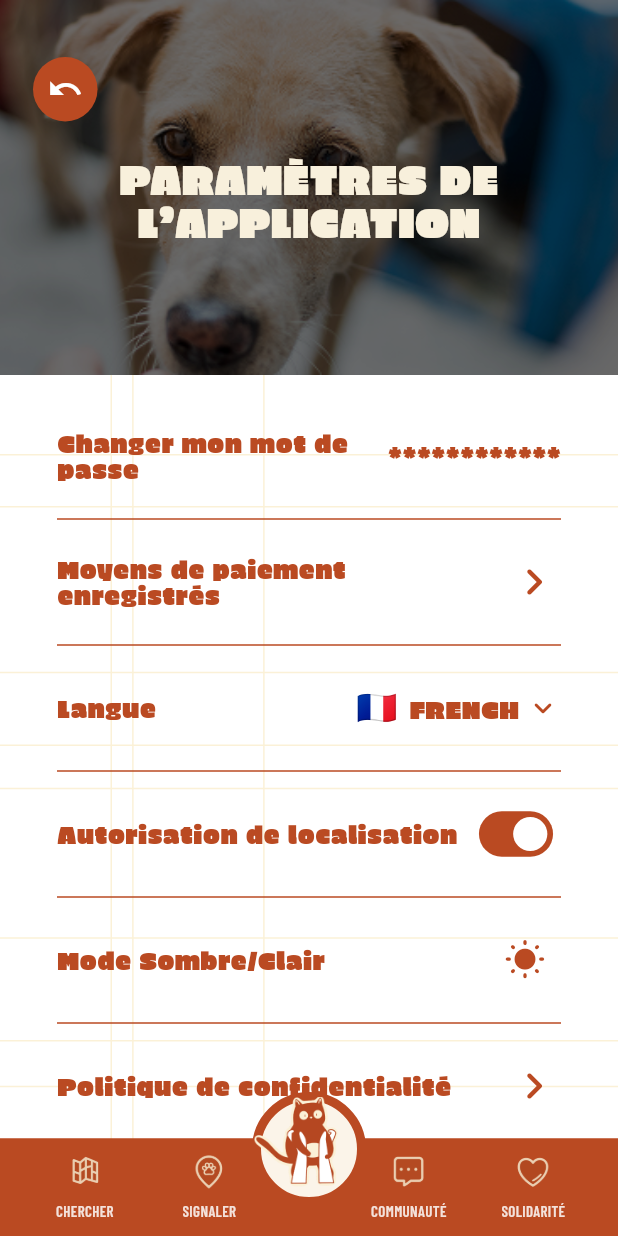
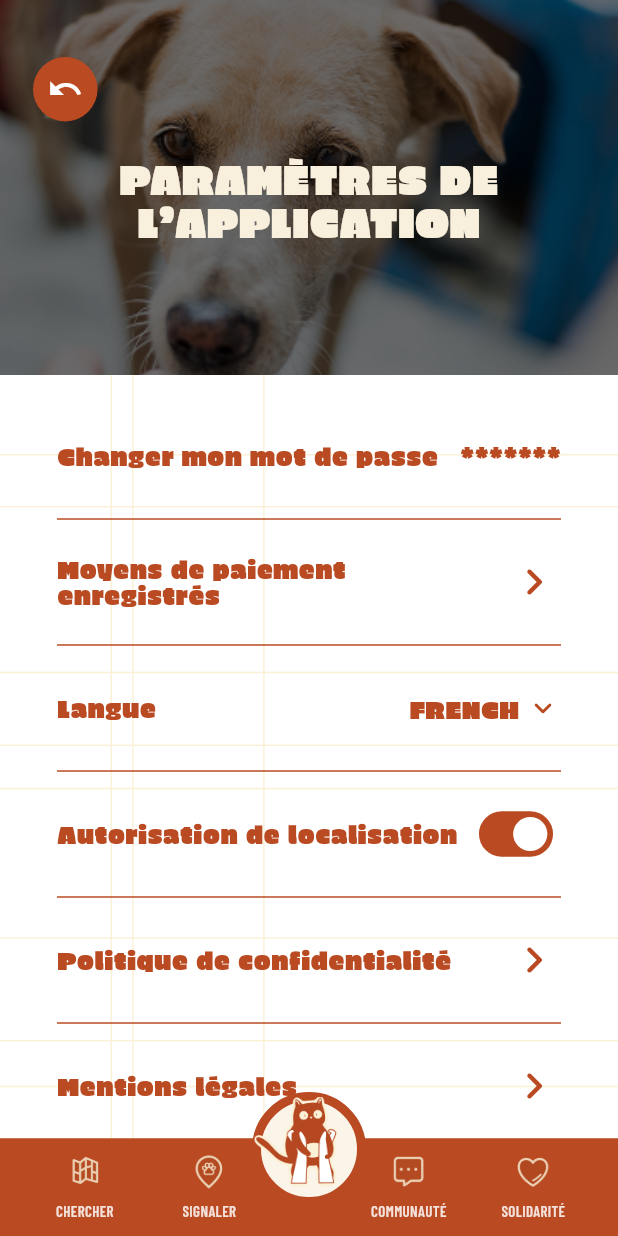
Before and after one commit to H-Yeasin/findanimalApp, a Flutter app: the ProfileSettingsScreen screen opened by its route, on a phone screen of 412 x 824 dp. Run offline on Flutter 3.47's test engine with Material 3 defaults, Android fonts, the phone set to English and light mode, and no system bars; our stand-ins replace app_links, cached_network_image, dio, file_picker, firebase_core, firebase_messaging and 15 more; accounts and stored records are empty; generated files the repository leaves out were written again; network calls fail.

Commit message:
implement OTP verification screen and add core environment configurations and localization support.

```diff
--- a/lib/core/config/env.dart
+++ b/lib/core/config/env.dart
@@ -3,9 +3,9 @@ class Env {
 
   static const String apiBaseUrl = String.fromEnvironment(
     'API_BASE_URL',
-    defaultValue: 'https://api.hesteka.com/api/v1',
+    // defaultValue: 'https://api.hesteka.com/api/v1',
     // Android emulator uses 10.0.2.2 to reach the host machine.
-    // defaultValue: 'http://10.0.2.2:5000/api/v1',
+    defaultValue: 'http://10.0.2.2:5000/api/v1',
   );
 
   static const String googleMapsApiKey = String.fromEnvironment(
--- a/lib/core/localization/app_language.dart
+++ b/lib/core/localization/app_language.dart
@@ -1,12 +1,11 @@
 enum AppLanguage {
-  french('fr', 'FRENCH', 'FRANCAIS'),
-  english('en', 'ENGLISH', 'ANGLAIS');
+  french('fr', 'FRANCAIS'),
+  english('en', 'ANGLAIS');
 
-  const AppLanguage(this.code, this.labelEn, this.labelFr);
+  const AppLanguage(this.code, this.label);
 
   final String code;
-  final String labelEn;
-  final String labelFr;
+  final String label;
 
   static AppLanguage fromCode(String code) {
     return AppLanguage.values.firstWhere(
@@ -15,5 +14,5 @@ enum AppLanguage {
     );
   }
 
-  String get flag => this == AppLanguage.french ? '🇫🇷' : '🇬🇧';
+  // String get flag => this == AppLanguage.french ? '🇫🇷' : '🇬🇧';
 }
--- a/lib/core/localization/app_localizations.dart
+++ b/lib/core/localization/app_localizations.dart
@@ -80,10 +80,18 @@ class AppLocalizations {
       text('errorLoadingComments', params: {'error': error});
   String commentAs(String name) => text('commentAs', params: {'name': name});
 
+  String get selectLanguage => _text('selectLanguage');
+  String get enterYourEmailAddressToResetPassword =>
+      _text('enterYourEmailAddressToResetPassword');
+
   String get appName => _text('appName');
   String get settingsTitle => _text('settingsTitle');
   String get changePassword => _text('changePassword');
   String get registeredPaymentMethods => _text('registeredPaymentMethods');
+  String get partner => _text('partner');
+  String get partnerTitle => _text('partnerTitle');
+  String get loginAsPartner => _text('loginAsPartner');
+  String get registerAsPartner => _text('registerAsPartner');
   String get language => _text('language');
   String get darkLightMode => _text('darkLightMode');
   String get locationAuthorization => _text('locationAuthorization');
@@ -132,7 +140,6 @@ class AppLocalizations {
   String get companyNameLabel => _text('companyNameLabel');
   String get companyNameHint => _text('companyNameHint');
   String get createMyAccount => _text('createMyAccount');
-  String get registerAsPartner => _text('registerAsPartner');
   String get partnerRegisterTitle => _text('partnerRegisterTitle');
   String get partnerRegisterSuccess => _text('partnerRegisterSuccess');
   String get forgotPasswordTitle => _text('forgotPasswordTitle');
@@ -632,6 +639,10 @@ class AppLocalizations {
   String get legalContactTitle => _text('legalContactTitle');
   String get legalContactContent => _text('legalContactContent');
   String get legalContactInfo => _text('legalContactInfo');
+
+  String get a6DigitCodeHasBeenSentToYourEmail =>
+      _text('a6DigitCodeHasBeenSentToYourEmail');
+  String get resettingPasswordFor => _text('resettingPasswordFor');
 }
 
 class _AppLocalizationsDelegate
--- a/lib/core/localization/l10n/app_en.dart
+++ b/lib/core/localization/l10n/app_en.dart
@@ -1,9 +1,15 @@
 const Map<String, String> appEn = {
   'appName': 'Hesteka',
+  'selectLanguage': 'Select Language',
   'settingsTitle': 'APPLICATION\nSETTINGS',
   'changePassword': 'Change my password',
+  'enterYourEmailAddressToResetPassword':
+      'Enter your email address below and we\'ll send you a code to reset your password.',
   'registeredPaymentMethods': 'Registered payment methods',
   'language': 'Language',
+  'partner': 'HESTEKA PARTNER',
+  'partnerTitle':
+      'Join the network of professionals\ndedicated to animal welfare.',
   'darkLightMode': 'Dark/Light Mode',
   'locationAuthorization': 'Location authorization',
   'privacyPolicy': 'Privacy Policy',
@@ -52,6 +58,7 @@ const Map<String, String> appEn = {
   'companyNameHint': 'Company name',
   'createMyAccount': 'Create my account',
   'registerAsPartner': 'Register as Partner',
+  'loginAsPartner': 'PARTNER LOGIN',
   'partnerRegisterTitle': 'Register as a Partner',
   'partnerRegisterSuccess':
       'Partner registration submitted. Please wait for admin approval.',
@@ -123,7 +130,7 @@ const Map<String, String> appEn = {
   'pleaseLoginToViewReports': 'Please log in to view your reports.',
   'goToLogin': 'Go to Login',
   'couldNotLoadReports': 'Could not load reports. Please try again.',
-  'editMyReport': 'Edit my report',
+  'editMyReport': 'Edit',
   'unknownAnimal': 'UNNAMED',
   'unknownValue': 'Unknown',
   'seeOnMap': 'SEE ON MAP',
@@ -657,4 +664,8 @@ const Map<String, String> appEn = {
       'For any questions regarding these legal notices or the application, you can contact us at:',
   'legalContactInfo':
       'Email: contact@hesteka.com\nTelephone: +33 6 41 45 83 60',
+
+  'a6DigitCodeHasBeenSentToYourEmail':
+      'A 6-digit code has been sent to your email. Enter it below to continue',
+  'resettingPasswordFor': 'Resetting password for',
 };
--- a/lib/core/localization/l10n/app_fr.dart
+++ b/lib/core/localization/l10n/app_fr.dart
@@ -1,9 +1,15 @@
 const Map<String, String> appFr = {
   'appName': 'Hesteka',
+  'selectLanguage': 'Sélectionnez la langue',
   'settingsTitle': 'PARAMÈTRES DE\nL’APPLICATION',
   'changePassword': 'Changer mon mot de passe',
+  'enterYourEmailAddressToResetPassword':
+      'Entrez votre adresse e-mail ci-dessous et nous vous enverrons un code pour réinitialiser votre mot de passe.',
   'registeredPaymentMethods': 'Moyens de paiement enregistrés',
   'language': 'Langue',
+  'partner': 'PARTENAIRE HESTEKA',
+  'partnerTitle':
+      'Rejoignez le réseau de professionnels dévoués au bien-être animal.',
   'darkLightMode': 'Mode Sombre/Clair',
   'locationAuthorization': 'Autorisation de localisation',
   'privacyPolicy': 'Politique de confidentialité',
@@ -54,6 +60,7 @@ const Map<String, String> appFr = {
   'companyNameHint': 'Nom de l’entreprise',
   'createMyAccount': 'Créer mon compte',
   'registerAsPartner': 'S’inscrire en tant que Partenaire',
+  'loginAsPartner': 'PARTENAIRE LOGIN',
   'partnerRegisterTitle': 'S’inscrire en tant que Partenaire',
   'partnerRegisterSuccess':
       'Inscription partenaire envoyée. Veuillez attendre l’approbation administrateur.',
@@ -128,7 +135,7 @@ const Map<String, String> appFr = {
   'goToLogin': 'Aller à la connexion',
   'couldNotLoadReports':
       'Impossible de charger les signalements. Veuillez réessayer.',
-  'editMyReport': 'Modifier mon signalement',
+  'editMyReport': 'Modifier',
   'unknownAnimal': 'SANS NOM',
   'unknownValue': 'Inconnu',
   'seeOnMap': 'VOIR SUR LA CARTE',
@@ -157,7 +164,7 @@ const Map<String, String> appFr = {
   'pleaseLoginToViewLocalChat':
       'Veuillez vous connecter pour voir le chat local.',
   'couldNotLoadLocalChat': 'Impossible de charger le chat local.',
-  'seekViewReports': 'VOIR LES SIGNALEMENTS',
+  'seekViewReports': 'VOIR LES\nSIGNALEMENTS',
   'locationUpdated': 'Localisation mise à jour !',
   'couldNotGetLocation': 'Impossible d’obtenir la localisation.',
   'filters': 'FILTRES',
@@ -667,4 +674,8 @@ const Map<String, String> appFr = {
       'Pour toute question concernant ces mentions légales ou l\'application, vous pouvez nous contacter à :',
   'legalContactInfo':
       'E-mail : contact@hesteka.com\nTéléphone : +33 6 41 45 83 60',
+
+  'a6DigitCodeHasBeenSentToYourEmail':
+      'Un code à 6 chiffres a été envoyé à votre adresse e-mail. Veuillez le saisir ci-dessous pour continuer.',
+  'resettingPasswordFor': 'Réinitialisation du mot de passe pour',
 };
--- a/lib/features/auth/presentation/screens/forgot_password_screen.dart
+++ b/lib/features/auth/presentation/screens/forgot_password_screen.dart
@@ -92,7 +92,7 @@ class _ForgotPasswordScreenState extends ConsumerState<ForgotPasswordScreen> {
             AuthMainTitle(l10n.forgotPasswordTitle),
             const SizedBox(height: 12),
             Text(
-              'Enter your email address below and we\'ll send you a code to reset your password.',
+              l10n.enterYourEmailAddressToResetPassword,
               textAlign: TextAlign.center,
               style: AppTextStyles.body.copyWith(
                 color: AuthUiColors.brand.withValues(alpha: 0.75),
--- a/lib/features/auth/presentation/screens/reset_password_screen.dart
+++ b/lib/features/auth/presentation/screens/reset_password_screen.dart
@@ -89,7 +89,7 @@ class _ResetPasswordScreenState extends ConsumerState<ResetPasswordScreen> {
             const SizedBox(height: 12),
             if (widget.email != null && widget.email!.isNotEmpty) ...[
               Text(
-                'Resetting password for\n${widget.email}',
+                '${l10n.resettingPasswordFor}\n${widget.email}',
                 textAlign: TextAlign.center,
                 style: AppTextStyles.body.copyWith(
                   color: AuthUiColors.brand.withValues(alpha: 0.75),
--- a/lib/features/auth/presentation/screens/verify_otp_screen.dart
+++ b/lib/features/auth/presentation/screens/verify_otp_screen.dart
@@ -137,7 +137,7 @@ class _VerifyOtpScreenState extends ConsumerState<VerifyOtpScreen> {
             ),
             const SizedBox(height: 12),
             Text(
-              'A 6-digit code has been sent to your email. Enter it below to continue.',
+              l10n.a6DigitCodeHasBeenSentToYourEmail,
               textAlign: TextAlign.center,
               style: AppTextStyles.body.copyWith(
                 color: AuthUiColors.brand.withValues(alpha: 0.75),
--- a/lib/features/partner/presentation/widgets/partner_ui_kit.dart
+++ b/lib/features/partner/presentation/widgets/partner_ui_kit.dart
@@ -332,7 +332,8 @@ class PartnerSectionHeading extends StatelessWidget {
         Expanded(
           child: Text(
             text,
-            style: AppTextStyles.sectionTitle.copyWith(
+            style: AppTextStyles.caption.copyWith(
+              fontWeight: FontWeight.bold,
               color: PartnerUiColors.brand,
               fontSize: 20,
             ),
--- a/lib/features/profile/presentation/screens/add_animal_screen.dart
+++ b/lib/features/profile/presentation/screens/add_animal_screen.dart
@@ -3,6 +3,7 @@ import 'dart:io';
 import 'package:dio/dio.dart';
 import 'package:flutter/material.dart';
 import 'package:flutter_riverpod/flutter_riverpod.dart';
+import 'package:hesteka_frontend/core/theme/app_colors.dart';
 import 'package:image_picker/image_picker.dart';
 
 import 'package:hesteka_frontend/core/config/app_assets.dart';
@@ -360,12 +361,14 @@ class _AddAnimalScreenState extends ConsumerState<AddAnimalScreen> {
                       : Text(
                           widget.isEditMode ? 'UPDATE ANIMAL' : 'CREATE ANIMAL',
                           style: AppTextStyles.body.copyWith(
-                            fontFamily: 'EricaOne',
+                            color: AppColors.white,
                             fontSize: 18,
+                            fontWeight: FontWeight.bold,
                           ),
                         ),
                 ),
               ),
+              const SizedBox(height: 40),
             ],
           ),
         ),
--- a/lib/features/profile/presentation/screens/profile_settings_screen.dart
+++ b/lib/features/profile/presentation/screens/profile_settings_screen.dart
@@ -106,6 +106,7 @@ class _ProfileSettingsScreenState extends ConsumerState<ProfileSettingsScreen> {
         borderRadius: BorderRadius.vertical(top: Radius.circular(28)),
       ),
       builder: (context) {
+        final l10n = AppLocalizations.of(context);
         return Container(
           padding: const EdgeInsets.fromLTRB(28, 20, 28, 40),
           child: Column(
@@ -121,7 +122,7 @@ class _ProfileSettingsScreenState extends ConsumerState<ProfileSettingsScreen> {
               ),
               const SizedBox(height: 24),
               Text(
-                'SELECT LANGUAGE',
+                l10n.selectLanguage,
                 style: AppTextStyles.body.copyWith(
                   color: PartnerUiColors.brand,
                   fontFamily: 'EricaOne',
@@ -149,10 +150,6 @@ class _ProfileSettingsScreenState extends ConsumerState<ProfileSettingsScreen> {
                     ),
                     child: Row(
                       children: [
-                        Text(
-                          lang.flag,
-                          style: AppTextStyles.body.copyWith(fontSize: 24),
-                        ),
                         const SizedBox(width: 16),
                         Expanded(
                           child: Text(
@@ -202,19 +199,9 @@ class _ProfileSettingsScreenState extends ConsumerState<ProfileSettingsScreen> {
           children: [
             PartnerSettingsRow(
               label: l10n.changePassword,
-              value: '************',
+              value: '*******',
               onTap: () {
                 final email = currentUser?.email.trim() ?? '';
-                if (email.isEmpty) {
-                  ScaffoldMessenger.of(context).showSnackBar(
-                    const SnackBar(
-                      content: Text(
-                        'Could not find account email. Please login again.',
-                      ),
-                    ),
-                  );
-                  return;
-                }
 
                 context.push(
                   '${RouteNames.forgotPassword}?email=${Uri.encodeComponent(email)}&lockEmail=1',
@@ -240,10 +227,6 @@ class _ProfileSettingsScreenState extends ConsumerState<ProfileSettingsScreen> {
                 child: Row(
                   mainAxisSize: MainAxisSize.min,
                   children: [
-                    Text(
-                      currentLanguage.flag,
-                      style: AppTextStyles.body.copyWith(fontSize: 22),
-                    ),
                     const SizedBox(width: 8),
                     Text(
                       currentLanguage.name.toUpperCase(),
@@ -271,20 +254,20 @@ class _ProfileSettingsScreenState extends ConsumerState<ProfileSettingsScreen> {
                 onChanged: _onLocationToggleChanged,
               ),
             ),
-            const Divider(color: PartnerUiColors.brand),
-            PartnerSettingsRow(
-              label: l10n.darkLightMode,
-              trailing: IconButton(
-                onPressed: () {
-                  // TODO: Implement theme toggle
-                },
-                icon: const Icon(
-                  Icons.wb_sunny_rounded,
-                  color: PartnerUiColors.brand,
-                  size: 28,
-                ),
-              ),
-            ),
+            // const Divider(color: PartnerUiColors.brand),
+            // PartnerSettingsRow(
+            //   label: l10n.darkLightMode,
+            //   trailing: IconButton(
+            //     onPressed: () {
+            //       // TODO: Implement theme toggle
+            //     },
+            //     icon: const Icon(
+            //       Icons.wb_sunny_rounded,
+            //       color: PartnerUiColors.brand,
+            //       size: 28,
+            //     ),
+            //   ),
+            // ),
             const Divider(color: PartnerUiColors.brand),
             PartnerSettingsRow(
               label: l10n.privacyPolicy,
```
Also changed, not shown: lib/features/auth/presentation/screens/partner_auth_gateway_screen.dart (+5 -4 lines), lib/features/profile/presentation/screens/myprofile_myanimals_screen.dart (+27 -27 lines), lib/features/reports/presentation/screens/my_reports_screen.dart (+104 -83 lines).
